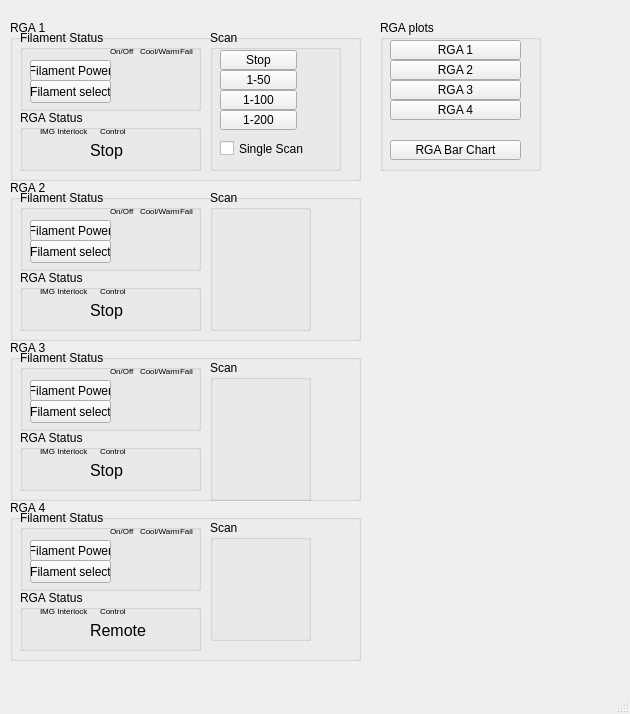
Qt form framework/ui/mv2_epicsDisplay.ui (TDControlsGroup/CLARA_RGA) before a commit.
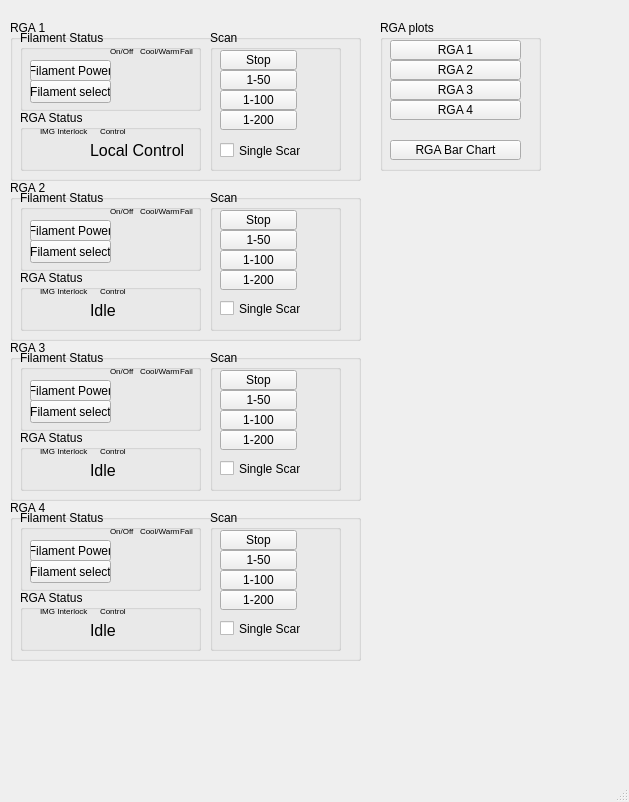
The same form after that commit. Custom widgets are drawn as their Qt base class.

```diff
--- a/framework/ui/mv2_epicsDisplay.ui
+++ b/framework/ui/mv2_epicsDisplay.ui
@@ -6,8 +6,8 @@
    <rect>
     <x>0</x>
     <y>0</y>
-    <width>630</width>
-    <height>714</height>
+    <width>629</width>
+    <height>802</height>
    </rect>
   </property>
   <property name="windowTitle">
@@ -374,7 +374,7 @@
        <rect>
         <x>70</x>
         <y>30</y>
-        <width>71</width>
+        <width>111</width>
         <height>21</height>
        </rect>
       </property>
@@ -392,7 +392,7 @@
        <enum>QELabel::Scientific</enum>
       </property>
       <property name="text">
-       <string>Stop</string>
+       <string>Local Control</string>
       </property>
      </widget>
     </widget>
@@ -796,13 +796,16 @@
        <rect>
         <x>10</x>
         <y>110</y>
-        <width>91</width>
-        <height>17</height>
+        <width>81</width>
+        <height>21</height>
        </rect>
       </property>
       <property name="text">
        <string>Single Scan</string>
       </property>
+      <property name="checked">
+       <bool>false</bool>
+      </property>
       <property name="variable" stdset="0">
        <string>cas</string>
       </property>
@@ -1007,7 +1010,26 @@
         <blue>0</blue>
        </color>
       </property>
-      <property name="offColour">
+      <property name="variable" stdset="0">
+       <string>chas:HEADSTAT</string>
+      </property>
+      <property name="displayAlarmStateOption" stdset="0">
+       <enum>QESimpleShape::Never</enum>
+      </property>
+     </widget>
+     <widget class="QESimpleShape" name="qesimpleshape_5">
+      <property name="geometry">
+       <rect>
+        <x>90</x>
+        <y>110</y>
+        <width>16</width>
+        <height>16</height>
+       </rect>
+      </property>
+      <property name="shape">
+       <enum>QSimpleShape::circle</enum>
+      </property>
+      <property name="colour0" stdset="0">
        <color>
         <red>255</red>
         <green>255</green>
@@ -1380,7 +1402,7 @@
        <rect>
         <x>70</x>
         <y>30</y>
-        <width>71</width>
+        <width>111</width>
         <height>21</height>
        </rect>
       </property>
@@ -1398,7 +1420,7 @@
        <enum>QELabel::Scientific</enum>
       </property>
       <property name="text">
-       <string>Stop</string>
+       <string>Idle</string>
       </property>
      </widget>
     </widget>
@@ -1785,19 +1807,6 @@
       </widget>
      </widget>
     </widget>
-    <widget class="QGroupBox" name="groupBox_30">
-     <property name="geometry">
-      <rect>
-       <x>200</x>
-       <y>10</y>
-       <width>101</width>
-       <height>141</height>
-      </rect>
-     </property>
-     <property name="title">
-      <string>Scan</string>
-     </property>
-    </widget>
    </widget>
    <widget class="QGroupBox" name="groupBox_16">
     <property name="geometry">
@@ -2159,7 +2168,7 @@
        <rect>
         <x>70</x>
         <y>30</y>
-        <width>71</width>
+        <width>111</width>
         <height>21</height>
        </rect>
       </property>
@@ -2177,7 +2186,7 @@
        <enum>QELabel::Scientific</enum>
       </property>
       <property name="text">
-       <string>Stop</string>
+       <string>Idle</string>
       </property>
      </widget>
     </widget>
@@ -2564,19 +2573,6 @@
       </widget>
      </widget>
     </widget>
-    <widget class="QGroupBox" name="groupBox_31">
-     <property name="geometry">
-      <rect>
-       <x>200</x>
-       <y>20</y>
-       <width>101</width>
-       <height>141</height>
-      </rect>
-     </property>
-     <property name="title">
-      <string>Scan</string>
-     </property>
-    </widget>
    </widget>
    <widget class="QGroupBox" name="groupBox_22">
     <property name="geometry">
@@ -2938,7 +2934,7 @@
        <rect>
         <x>70</x>
         <y>30</y>
-        <width>71</width>
+        <width>111</width>
         <height>21</height>
        </rect>
       </property>
@@ -2956,7 +2952,7 @@
        <enum>QELabel::Scientific</enum>
       </property>
       <property name="text">
-       <string>Remote</string>
+       <string>Idle</string>
       </property>
      </widget>
     </widget>
@@ -3343,19 +3339,6 @@
       </widget>
      </widget>
     </widget>
-    <widget class="QGroupBox" name="groupBox_32">
-     <property name="geometry">
-      <rect>
-       <x>200</x>
-       <y>20</y>
-       <width>101</width>
-       <height>121</height>
-      </rect>
-     </property>
-     <property name="title">
-      <string>Scan</string>
-     </property>
-    </widget>
    </widget>
    <widget class="QGroupBox" name="groupBox_2">
     <property name="geometry">
@@ -3537,6 +3520,888 @@
      </property>
     </widget>
    </widget>
+   <widget class="QGroupBox" name="groupBox_33">
+    <property name="geometry">
+     <rect>
+      <x>210</x>
+      <y>190</y>
+      <width>131</width>
+      <height>141</height>
+     </rect>
+    </property>
+    <property name="title">
+     <string>Scan</string>
+    </property>
+    <widget class="QECheckBox" name="qecheckbox_4">
+     <property name="geometry">
+      <rect>
+       <x>10</x>
+       <y>110</y>
+       <width>81</width>
+       <height>17</height>
+      </rect>
+     </property>
+     <property name="text">
+      <string>Single Scan</string>
+     </property>
+     <property name="variable" stdset="0">
+      <string>chbs:SETSCAN</string>
+     </property>
+    </widget>
+    <widget class="QESimpleShape" name="qesimpleshape_6">
+     <property name="geometry">
+      <rect>
+       <x>90</x>
+       <y>20</y>
+       <width>16</width>
+       <height>16</height>
+      </rect>
+     </property>
+     <property name="shape">
+      <enum>QSimpleShape::circle</enum>
+     </property>
+     <property name="format" stdset="0">
+      <enum>QSimpleShape::FixedText</enum>
+     </property>
+     <property name="colour0" stdset="0">
+      <color>
+       <red>243</red>
+       <green>255</green>
+       <blue>0</blue>
+      </color>
+     </property>
+     <property name="colour1" stdset="0">
+      <color>
+       <red>255</red>
+       <green>0</green>
+       <blue>0</blue>
+      </color>
+     </property>
+     <property name="variable" stdset="0">
+      <string>chbs:HEADSTA</string>
+     </property>
+     <property name="displayAlarmStateOption" stdset="0">
+      <enum>QESimpleShape::Never</enum>
+     </property>
+    </widget>
+    <widget class="QESimpleShape" name="qesimpleshape_7">
+     <property name="geometry">
+      <rect>
+       <x>90</x>
+       <y>60</y>
+       <width>16</width>
+       <height>16</height>
+      </rect>
+     </property>
+     <property name="shape">
+      <enum>QSimpleShape::circle</enum>
+     </property>
+     <property name="colour6" stdset="0">
+      <color>
+       <red>0</red>
+       <green>200</green>
+       <blue>0</blue>
+      </color>
+     </property>
+     <property name="variable" stdset="0">
+      <string>chbs:HEADSTAT</string>
+     </property>
+     <property name="displayAlarmStateOption" stdset="0">
+      <enum>QESimpleShape::Never</enum>
+     </property>
+    </widget>
+    <widget class="QESimpleShape" name="qesimpleshape_8">
+     <property name="geometry">
+      <rect>
+       <x>90</x>
+       <y>80</y>
+       <width>16</width>
+       <height>16</height>
+      </rect>
+     </property>
+     <property name="shape">
+      <enum>QSimpleShape::circle</enum>
+     </property>
+     <property name="colour7" stdset="0">
+      <color>
+       <red>0</red>
+       <green>200</green>
+       <blue>0</blue>
+      </color>
+     </property>
+     <property name="variable" stdset="0">
+      <string>chbs:HEADSTAT</string>
+     </property>
+     <property name="displayAlarmStateOption" stdset="0">
+      <enum>QESimpleShape::Never</enum>
+     </property>
+    </widget>
+    <widget class="QESimpleShape" name="qesimpleshape_9">
+     <property name="geometry">
+      <rect>
+       <x>90</x>
+       <y>40</y>
+       <width>16</width>
+       <height>16</height>
+      </rect>
+     </property>
+     <property name="shape">
+      <enum>QSimpleShape::circle</enum>
+     </property>
+     <property name="colour5" stdset="0">
+      <color>
+       <red>0</red>
+       <green>200</green>
+       <blue>0</blue>
+      </color>
+     </property>
+     <property name="variable" stdset="0">
+      <string>chbs:HEADSTAT</string>
+     </property>
+     <property name="displayAlarmStateOption" stdset="0">
+      <enum>QESimpleShape::Never</enum>
+     </property>
+    </widget>
+    <widget class="QESimpleShape" name="qesimpleshape_10">
+     <property name="geometry">
+      <rect>
+       <x>90</x>
+       <y>110</y>
+       <width>16</width>
+       <height>16</height>
+      </rect>
+     </property>
+     <property name="shape">
+      <enum>QSimpleShape::circle</enum>
+     </property>
+     <property name="colour0" stdset="0">
+      <color>
+       <red>0</red>
+       <green>255</green>
+       <blue>0</blue>
+      </color>
+     </property>
+     <property name="colour1" stdset="0">
+      <color>
+       <red>200</red>
+       <green>200</green>
+       <blue>200</blue>
+      </color>
+     </property>
+     <property name="flash0" stdset="0">
+      <bool>false</bool>
+     </property>
+     <property name="variable" stdset="0">
+      <string>chbs:SCAN</string>
+     </property>
+     <property name="displayAlarmStateOption" stdset="0">
+      <enum>QESimpleShape::Never</enum>
+     </property>
+     <property name="edgeAlarmStateOption" stdset="0">
+      <enum>QESimpleShape::Always</enum>
+     </property>
+    </widget>
+    <widget class="QEPushButton" name="qepushbutton_34">
+     <property name="geometry">
+      <rect>
+       <x>10</x>
+       <y>60</y>
+       <width>77</width>
+       <height>20</height>
+      </rect>
+     </property>
+     <property name="text">
+      <string>1-100</string>
+     </property>
+     <property name="variable" stdset="0">
+      <string>chbs:CON</string>
+     </property>
+     <property name="altReadbackVariable" stdset="0">
+      <string>chas:HEADSTA</string>
+     </property>
+     <property name="variableSubstitutions" stdset="0">
+      <string>display=$(chas:CON)</string>
+     </property>
+     <property name="clickText">
+      <string>6</string>
+     </property>
+     <property name="clickCheckedText">
+      <string/>
+     </property>
+    </widget>
+    <widget class="QEPushButton" name="qepushbutton_35">
+     <property name="geometry">
+      <rect>
+       <x>10</x>
+       <y>80</y>
+       <width>77</width>
+       <height>20</height>
+      </rect>
+     </property>
+     <property name="text">
+      <string>1-200</string>
+     </property>
+     <property name="variable" stdset="0">
+      <string>chbs:CON</string>
+     </property>
+     <property name="altReadbackVariable" stdset="0">
+      <string>chas:HEADSTA</string>
+     </property>
+     <property name="variableSubstitutions" stdset="0">
+      <string>display=$(chas:CON)</string>
+     </property>
+     <property name="clickText">
+      <string>7</string>
+     </property>
+     <property name="clickCheckedText">
+      <string/>
+     </property>
+    </widget>
+    <widget class="QEPushButton" name="qepushbutton_36">
+     <property name="geometry">
+      <rect>
+       <x>10</x>
+       <y>20</y>
+       <width>77</width>
+       <height>20</height>
+      </rect>
+     </property>
+     <property name="text">
+      <string>Stop</string>
+     </property>
+     <property name="variable" stdset="0">
+      <string>chbs:CON</string>
+     </property>
+     <property name="altReadbackVariable" stdset="0">
+      <string>chas:HEADSTA</string>
+     </property>
+     <property name="variableSubstitutions" stdset="0">
+      <string>display=$(chas:CON)</string>
+     </property>
+     <property name="clickText">
+      <string>Stop</string>
+     </property>
+     <property name="clickCheckedText">
+      <string/>
+     </property>
+    </widget>
+    <widget class="QEPushButton" name="qepushbutton_37">
+     <property name="geometry">
+      <rect>
+       <x>10</x>
+       <y>40</y>
+       <width>77</width>
+       <height>20</height>
+      </rect>
+     </property>
+     <property name="text">
+      <string>1-50</string>
+     </property>
+     <property name="variable" stdset="0">
+      <string>chbs:CON</string>
+     </property>
+     <property name="altReadbackVariable" stdset="0">
+      <string>chas:HEADSTA</string>
+     </property>
+     <property name="variableSubstitutions" stdset="0">
+      <string>display=$(chas:CON)</string>
+     </property>
+     <property name="clickText">
+      <string>5</string>
+     </property>
+     <property name="clickCheckedText">
+      <string/>
+     </property>
+    </widget>
+   </widget>
+   <widget class="QGroupBox" name="groupBox_30">
+    <property name="geometry">
+     <rect>
+      <x>210</x>
+      <y>350</y>
+      <width>131</width>
+      <height>141</height>
+     </rect>
+    </property>
+    <property name="title">
+     <string>Scan</string>
+    </property>
+    <widget class="QECheckBox" name="qecheckbox_5">
+     <property name="geometry">
+      <rect>
+       <x>10</x>
+       <y>110</y>
+       <width>81</width>
+       <height>17</height>
+      </rect>
+     </property>
+     <property name="text">
+      <string>Single Scan</string>
+     </property>
+     <property name="variable" stdset="0">
+      <string>chcs:SETSCAN</string>
+     </property>
+    </widget>
+    <widget class="QESimpleShape" name="qesimpleshape_11">
+     <property name="geometry">
+      <rect>
+       <x>90</x>
+       <y>20</y>
+       <width>16</width>
+       <height>16</height>
+      </rect>
+     </property>
+     <property name="shape">
+      <enum>QSimpleShape::circle</enum>
+     </property>
+     <property name="format" stdset="0">
+      <enum>QSimpleShape::FixedText</enum>
+     </property>
+     <property name="colour0" stdset="0">
+      <color>
+       <red>243</red>
+       <green>255</green>
+       <blue>0</blue>
+      </color>
+     </property>
+     <property name="colour1" stdset="0">
+      <color>
+       <red>255</red>
+       <green>0</green>
+       <blue>0</blue>
+      </color>
+     </property>
+     <property name="variable" stdset="0">
+      <string>chcs:HEADSTA</string>
+     </property>
+     <property name="displayAlarmStateOption" stdset="0">
+      <enum>QESimpleShape::Never</enum>
+     </property>
+    </widget>
+    <widget class="QESimpleShape" name="qesimpleshape_12">
+     <property name="geometry">
+      <rect>
+       <x>90</x>
+       <y>60</y>
+       <width>16</width>
+       <height>16</height>
+      </rect>
+     </property>
+     <property name="shape">
+      <enum>QSimpleShape::circle</enum>
+     </property>
+     <property name="colour6" stdset="0">
+      <color>
+       <red>0</red>
+       <green>200</green>
+       <blue>0</blue>
+      </color>
+     </property>
+     <property name="variable" stdset="0">
+      <string>chcs:HEADSTAT</string>
+     </property>
+     <property name="displayAlarmStateOption" stdset="0">
+      <enum>QESimpleShape::Never</enum>
+     </property>
+    </widget>
+    <widget class="QESimpleShape" name="qesimpleshape_13">
+     <property name="geometry">
+      <rect>
+       <x>90</x>
+       <y>80</y>
+       <width>16</width>
+       <height>16</height>
+      </rect>
+     </property>
+     <property name="shape">
+      <enum>QSimpleShape::circle</enum>
+     </property>
+     <property name="colour7" stdset="0">
+      <color>
+       <red>0</red>
+       <green>200</green>
+       <blue>0</blue>
+      </color>
+     </property>
+     <property name="variable" stdset="0">
+      <string>chcs:HEADSTAT</string>
+     </property>
+     <property name="displayAlarmStateOption" stdset="0">
+      <enum>QESimpleShape::Never</enum>
+     </property>
+    </widget>
+    <widget class="QESimpleShape" name="qesimpleshape_14">
+     <property name="geometry">
+      <rect>
+       <x>90</x>
+       <y>40</y>
+       <width>16</width>
+       <height>16</height>
+      </rect>
+     </property>
+     <property name="shape">
+      <enum>QSimpleShape::circle</enum>
+     </property>
+     <property name="colour5" stdset="0">
+      <color>
+       <red>0</red>
+       <green>200</green>
+       <blue>0</blue>
+      </color>
+     </property>
+     <property name="variable" stdset="0">
+      <string>chcs:HEADSTAT</string>
+     </property>
+     <property name="displayAlarmStateOption" stdset="0">
+      <enum>QESimpleShape::Never</enum>
+     </property>
+    </widget>
+    <widget class="QESimpleShape" name="qesimpleshape_15">
+     <property name="geometry">
+      <rect>
+       <x>90</x>
+       <y>110</y>
+       <width>16</width>
+       <height>16</height>
+      </rect>
+     </property>
+     <property name="shape">
+      <enum>QSimpleShape::circle</enum>
+     </property>
+     <property name="colour0" stdset="0">
+      <color>
+       <red>0</red>
+       <green>255</green>
+       <blue>0</blue>
+      </color>
+     </property>
+     <property name="colour1" stdset="0">
+      <color>
+       <red>200</red>
+       <green>200</green>
+       <blue>200</blue>
+      </color>
+     </property>
+     <property name="flash0" stdset="0">
+      <bool>false</bool>
+     </property>
+     <property name="variable" stdset="0">
+      <string>chcs:SCAN</string>
+     </property>
+     <property name="displayAlarmStateOption" stdset="0">
+      <enum>QESimpleShape::Never</enum>
+     </property>
+     <property name="edgeAlarmStateOption" stdset="0">
+      <enum>QESimpleShape::Always</enum>
+     </property>
+    </widget>
+    <widget class="QEPushButton" name="qepushbutton_38">
+     <property name="geometry">
+      <rect>
+       <x>10</x>
+       <y>60</y>
+       <width>77</width>
+       <height>20</height>
+      </rect>
+     </property>
+     <property name="text">
+      <string>1-100</string>
+     </property>
+     <property name="variable" stdset="0">
+      <string>chcs:CON</string>
+     </property>
+     <property name="altReadbackVariable" stdset="0">
+      <string>chas:HEADSTA</string>
+     </property>
+     <property name="variableSubstitutions" stdset="0">
+      <string>display=$(chas:CON)</string>
+     </property>
+     <property name="clickText">
+      <string>6</string>
+     </property>
+     <property name="clickCheckedText">
+      <string/>
+     </property>
+    </widget>
+    <widget class="QEPushButton" name="qepushbutton_39">
+     <property name="geometry">
+      <rect>
+       <x>10</x>
+       <y>80</y>
+       <width>77</width>
+       <height>20</height>
+      </rect>
+     </property>
+     <property name="text">
+      <string>1-200</string>
+     </property>
+     <property name="variable" stdset="0">
+      <string>chcs:CON</string>
+     </property>
+     <property name="altReadbackVariable" stdset="0">
+      <string>chas:HEADSTA</string>
+     </property>
+     <property name="variableSubstitutions" stdset="0">
+      <string>display=$(chas:CON)</string>
+     </property>
+     <property name="clickText">
+      <string>7</string>
+     </property>
+     <property name="clickCheckedText">
+      <string/>
+     </property>
+    </widget>
+    <widget class="QEPushButton" name="qepushbutton_40">
+     <property name="geometry">
+      <rect>
+       <x>10</x>
+       <y>20</y>
+       <width>77</width>
+       <height>20</height>
+      </rect>
+     </property>
+     <property name="text">
+      <string>Stop</string>
+     </property>
+     <property name="variable" stdset="0">
+      <string>chcs:CON</string>
+     </property>
+     <property name="altReadbackVariable" stdset="0">
+      <string>chas:HEADSTA</string>
+     </property>
+     <property name="variableSubstitutions" stdset="0">
+      <string>display=$(chas:CON)</string>
+     </property>
+     <property name="clickText">
+      <string>Stop</string>
+     </property>
+     <property name="clickCheckedText">
+      <string/>
+     </property>
+    </widget>
+    <widget class="QEPushButton" name="qepushbutton_41">
+     <property name="geometry">
+      <rect>
+       <x>10</x>
+       <y>40</y>
+       <width>77</width>
+       <height>20</height>
+      </rect>
+     </property>
+     <property name="text">
+      <string>1-50</string>
+     </property>
+     <property name="variable" stdset="0">
+      <string>chcs:CON</string>
+     </property>
+     <property name="altReadbackVariable" stdset="0">
+      <string>chas:HEADSTA</string>
+     </property>
+     <property name="variableSubstitutions" stdset="0">
+      <string>display=$(chas:CON)</string>
+     </property>
+     <property name="clickText">
+      <string>5</string>
+     </property>
+     <property name="clickCheckedText">
+      <string/>
+     </property>
+    </widget>
+   </widget>
+   <widget class="QGroupBox" name="groupBox_31">
+    <property name="geometry">
+     <rect>
+      <x>210</x>
+      <y>510</y>
+      <width>131</width>
+      <height>141</height>
+     </rect>
+    </property>
+    <property name="title">
+     <string>Scan</string>
+    </property>
+    <widget class="QECheckBox" name="qecheckbox_6">
+     <property name="geometry">
+      <rect>
+       <x>10</x>
+       <y>110</y>
+       <width>81</width>
+       <height>17</height>
+      </rect>
+     </property>
+     <property name="text">
+      <string>Single Scan</string>
+     </property>
+     <property name="variable" stdset="0">
+      <string>chds:SETSCAN</string>
+     </property>
+    </widget>
+    <widget class="QESimpleShape" name="qesimpleshape_16">
+     <property name="geometry">
+      <rect>
+       <x>90</x>
+       <y>20</y>
+       <width>16</width>
+       <height>16</height>
+      </rect>
+     </property>
+     <property name="shape">
+      <enum>QSimpleShape::circle</enum>
+     </property>
+     <property name="format" stdset="0">
+      <enum>QSimpleShape::FixedText</enum>
+     </property>
+     <property name="colour0" stdset="0">
+      <color>
+       <red>243</red>
+       <green>255</green>
+       <blue>0</blue>
+      </color>
+     </property>
+     <property name="colour1" stdset="0">
+      <color>
+       <red>255</red>
+       <green>0</green>
+       <blue>0</blue>
+      </color>
+     </property>
+     <property name="variable" stdset="0">
+      <string>chds:HEADSTA</string>
+     </property>
+     <property name="displayAlarmStateOption" stdset="0">
+      <enum>QESimpleShape::Never</enum>
+     </property>
+    </widget>
+    <widget class="QESimpleShape" name="qesimpleshape_17">
+     <property name="geometry">
+      <rect>
+       <x>90</x>
+       <y>60</y>
+       <width>16</width>
+       <height>16</height>
+      </rect>
+     </property>
+     <property name="shape">
+      <enum>QSimpleShape::circle</enum>
+     </property>
+     <property name="colour6" stdset="0">
+      <color>
+       <red>0</red>
+       <green>200</green>
+       <blue>0</blue>
+      </color>
+     </property>
+     <property name="variable" stdset="0">
+      <string>chds:HEADSTAT</string>
+     </property>
+     <property name="displayAlarmStateOption" stdset="0">
+      <enum>QESimpleShape::Never</enum>
+     </property>
+    </widget>
+    <widget class="QESimpleShape" name="qesimpleshape_18">
+     <property name="geometry">
+      <rect>
+       <x>90</x>
+       <y>80</y>
+       <width>16</width>
+       <height>16</height>
+      </rect>
+     </property>
+     <property name="shape">
+      <enum>QSimpleShape::circle</enum>
+     </property>
+     <property name="colour7" stdset="0">
+      <color>
+       <red>0</red>
+       <green>200</green>
+       <blue>0</blue>
+      </color>
+     </property>
+     <property name="variable" stdset="0">
+      <string>chds:HEADSTAT</string>
+     </property>
+     <property name="displayAlarmStateOption" stdset="0">
+      <enum>QESimpleShape::Never</enum>
+     </property>
+    </widget>
+    <widget class="QESimpleShape" name="qesimpleshape_19">
+     <property name="geometry">
+      <rect>
+       <x>90</x>
+       <y>40</y>
+       <width>16</width>
+       <height>16</height>
+      </rect>
+     </property>
+     <property name="shape">
+      <enum>QSimpleShape::circle</enum>
+     </property>
+     <property name="colour5" stdset="0">
+      <color>
+       <red>0</red>
+       <green>200</green>
+       <blue>0</blue>
+      </color>
+     </property>
+     <property name="variable" stdset="0">
+      <string>chds:HEADSTAT</string>
+     </property>
+     <property name="displayAlarmStateOption" stdset="0">
+      <enum>QESimpleShape::Never</enum>
+     </property>
+    </widget>
+    <widget class="QESimpleShape" name="qesimpleshape_20">
+     <property name="geometry">
+      <rect>
+       <x>90</x>
+       <y>110</y>
+       <width>16</width>
+       <height>16</height>
+      </rect>
+     </property>
+     <property name="shape">
+      <enum>QSimpleShape::circle</enum>
+     </property>
+     <property name="colour0" stdset="0">
+      <color>
+       <red>0</red>
+       <green>255</green>
+       <blue>0</blue>
+      </color>
+     </property>
+     <property name="colour1" stdset="0">
+      <color>
+       <red>200</red>
+       <green>200</green>
+       <blue>200</blue>
+      </color>
+     </property>
+     <property name="flash0" stdset="0">
+      <bool>false</bool>
+     </property>
+     <property name="variable" stdset="0">
+      <string>chds:SCAN</string>
+     </property>
+     <property name="displayAlarmStateOption" stdset="0">
+      <enum>QESimpleShape::Never</enum>
+     </property>
+     <property name="edgeAlarmStateOption" stdset="0">
+      <enum>QESimpleShape::Always</enum>
+     </property>
+    </widget>
+    <widget class="QEPushButton" name="qepushbutton_42">
+     <property name="geometry">
+      <rect>
+       <x>10</x>
+       <y>60</y>
+       <width>77</width>
+       <height>20</height>
+      </rect>
+     </property>
+     <property name="text">
+      <string>1-100</string>
+     </property>
+     <property name="variable" stdset="0">
+      <string>chds:CON</string>
+     </property>
+     <property name="altReadbackVariable" stdset="0">
+      <string>chas:HEADSTA</string>
+     </property>
+     <property name="variableSubstitutions" stdset="0">
+      <string>display=$(chas:CON)</string>
+     </property>
+     <property name="clickText">
+      <string>6</string>
+     </property>
+     <property name="clickCheckedText">
+      <string/>
+     </property>
+    </widget>
+    <widget class="QEPushButton" name="qepushbutton_43">
+     <property name="geometry">
+      <rect>
+       <x>10</x>
+       <y>80</y>
+       <width>77</width>
+       <height>20</height>
+      </rect>
+     </property>
+     <property name="text">
+      <string>1-200</string>
+     </property>
+     <property name="variable" stdset="0">
+      <string>chds:CON</string>
+     </property>
+     <property name="altReadbackVariable" stdset="0">
+      <string>chas:HEADSTA</string>
+     </property>
+     <property name="variableSubstitutions" stdset="0">
+      <string>display=$(chas:CON)</string>
+     </property>
+     <property name="clickText">
+      <string>7</string>
+     </property>
+     <property name="clickCheckedText">
+      <string/>
+     </property>
+    </widget>
+    <widget class="QEPushButton" name="qepushbutton_44">
+     <property name="geometry">
+      <rect>
+       <x>10</x>
+       <y>20</y>
+       <width>77</width>
+       <height>20</height>
+      </rect>
+     </property>
+     <property name="text">
+      <string>Stop</string>
+     </property>
+     <property name="variable" stdset="0">
+      <string>chds:CON</string>
+     </property>
+     <property name="altReadbackVariable" stdset="0">
+      <string>chas:HEADSTA</string>
+     </property>
+     <property name="variableSubstitutions" stdset="0">
+      <string>display=$(chas:CON)</string>
+     </property>
+     <property name="clickText">
+      <string>Stop</string>
+     </property>
+     <property name="clickCheckedText">
+      <string/>
+     </property>
+    </widget>
+    <widget class="QEPushButton" name="qepushbutton_45">
+     <property name="geometry">
+      <rect>
+       <x>10</x>
+       <y>40</y>
+       <width>77</width>
+       <height>20</height>
+      </rect>
+     </property>
+     <property name="text">
+      <string>1-50</string>
+     </property>
+     <property name="variable" stdset="0">
+      <string>chds:CON</string>
+     </property>
+     <property name="altReadbackVariable" stdset="0">
+      <string>chas:HEADSTA</string>
+     </property>
+     <property name="variableSubstitutions" stdset="0">
+      <string>display=$(chas:CON)</string>
+     </property>
+     <property name="clickText">
+      <string>5</string>
+     </property>
+     <property name="clickCheckedText">
+      <string/>
+     </property>
+    </widget>
+   </widget>
   </widget>
   <widget class="QMenuBar" name="menubar">
    <property name="geometry">
@@ -3571,11 +4436,21 @@
    <extends>QPushButton</extends>
    <header>QEPushButton.h</header>
   </customwidget>
+  <customwidget>
+   <class>QESimpleShape</class>
+   <extends>QSimpleShape</extends>
+   <header>QESimpleShape.h</header>
+  </customwidget>
   <customwidget>
    <class>QBitStatus</class>
    <extends>QWidget</extends>
    <header>QBitStatus.h</header>
   </customwidget>
+  <customwidget>
+   <class>QSimpleShape</class>
+   <extends>QWidget</extends>
+   <header>QSimpleShape.h</header>
+  </customwidget>
  </customwidgets>
  <resources/>
  <connections/>
```
Left out of the diff: 176 changed lines with no effect on the pictures.
